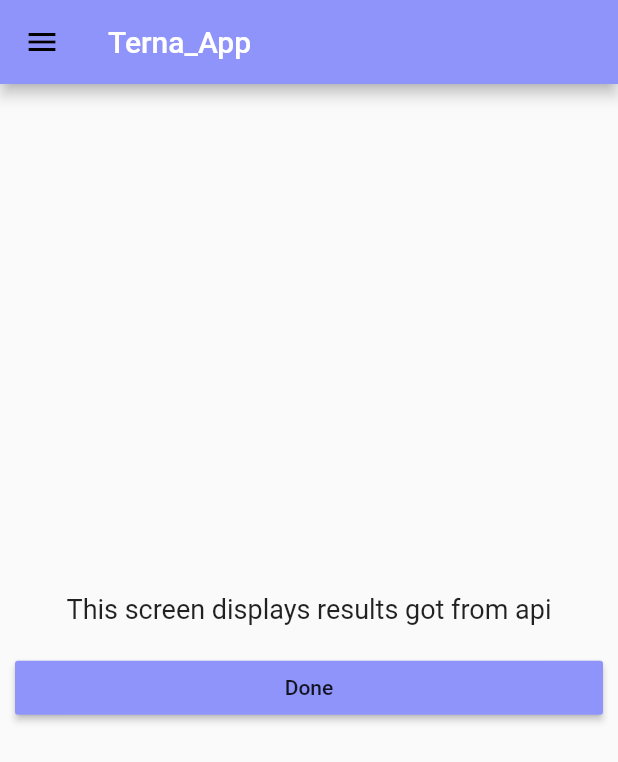
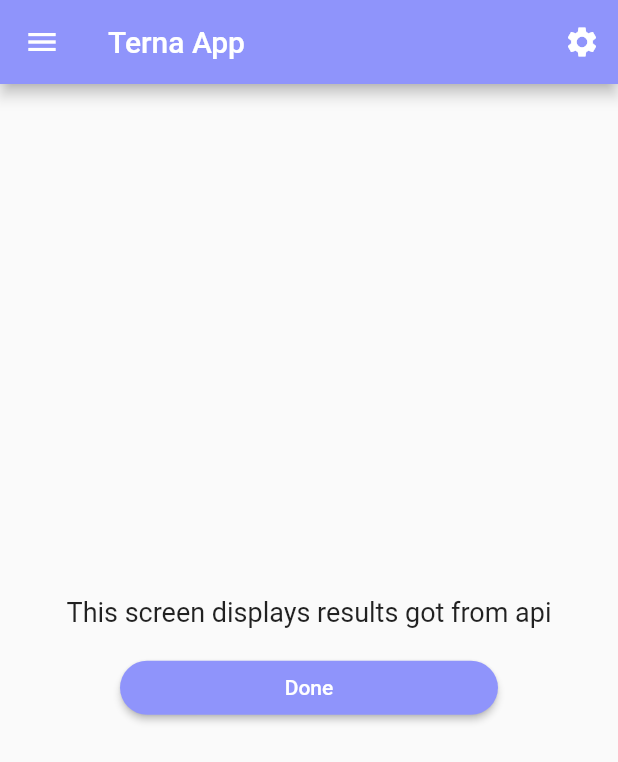
Before and after one commit to pal-16/Form-Data-Extractor-App, a Flutter app: the Result screen opened by its route, on a phone screen of 412 x 824 dp. Shown: the top 762 px of the screen. Run offline on Flutter 3.47's test engine with Material 2 defaults, Android fonts, the light colour scheme and no system bars; our stand-ins replace dio, flutter_screenutil, image_picker, simple_animations.

Commit message:
updated result and upload

```diff
--- a/lib/screens/result.dart
+++ b/lib/screens/result.dart
@@ -13,30 +13,39 @@ class Result extends StatefulWidget {
 }
 
 class _ResultState extends State<Result> {
-
   @override
   initState() {
     super.initState();
   }
 
-  final appBar = AppBar(
+  Widget appBar(scaffoldkey) {
+    return AppBar(
       title: Text(
-      "Terna_App",
+        "Terna App",
         style: TextStyle(color: Colors.white),
       ),
+      leading: IconButton(
+        icon: Icon(Icons.menu),
+        onPressed: () {
+          scaffoldkey.currentState.openDrawer();
+        },
+        color: Colors.white,
+      ),
+      actions: <Widget>[
+        IconButton(
+            icon: Icon(Icons.settings), color: Colors.white, onPressed: () {})
+      ],
       backgroundColor: Color.fromRGBO(143, 148, 251, 1),
     );
-
-
-
+  }
 
   @override
   Widget build(BuildContext context) {
-
-
+    final GlobalKey _scaffoldKey = new GlobalKey();
     return Scaffold(
-        drawer: AppDrawer(appBar),
-        appBar: appBar,
+        key: _scaffoldKey,
+        drawer: MyAppDrawer(),
+        appBar: appBar(_scaffoldKey),
         body: new Center(
           child: new Column(
             mainAxisAlignment: MainAxisAlignment.center,
@@ -44,25 +53,30 @@ class _ResultState extends State<Result> {
             children: <Widget>[
               Padding(
                 padding: EdgeInsets.symmetric(horizontal: 16.0, vertical: 8.0),
-                child: Text('This screen displays results got from api',
+                child: Text(
+                  'This screen displays results got from api',
                   textAlign: TextAlign.center,
                   style: TextStyle(fontSize: 18),
                 ),
               ),
-              Container(
-                margin: EdgeInsets.all(10),
+              Padding(
+                padding:
+                    const EdgeInsets.symmetric(vertical: 8.0, horizontal: 80.0),
                 child: RaisedButton(
+                  shape: StadiumBorder(),
                   color: Color.fromRGBO(143, 148, 251, 1),
-                  onPressed: (){
-          Navigator.pushReplacement(context, MaterialPageRoute(builder: (context) => Upload()));
+                  onPressed: () {
+                    Navigator.pushReplacement(context,
+                        MaterialPageRoute(builder: (context) => Upload()));
                   },
-        child: Text('Done'),
+                  child: Text(
+                    'Done',
+                    style: TextStyle(color: Colors.white),
+                  ),
                 ),
               )
             ],
           ),
-        )
-        );
+        ));
   }
-
 }
--- a/lib/screens/upload.dart
+++ b/lib/screens/upload.dart
@@ -15,7 +15,7 @@ class Upload extends StatefulWidget {
 
 class __UploadState extends State<Upload> {
   File _storedImage;
-  final String flaskEndPoint = 'http://192.168.0.103:5000/';
+  final String flaskEndPoint = 'http://192.168.43.208:5000/';
   Future<void> _takePicture() async {
     final imageFile = await ImagePicker.pickImage(
       source: ImageSource.camera,
@@ -39,11 +39,10 @@ class __UploadState extends State<Upload> {
     Response response;
     Dio dio = new Dio();
     FormData formData = FormData.fromMap({
-      "name": "wendux",
-      "age": 25,
       "file": await MultipartFile.fromFile(_storedImage.path, filename: "upload.jpg")
     });
     response = await dio.post(flaskEndPoint, data: formData);
+    print(response.data);
   }
 
   Widget appBar(scaffoldkey) {
```
Lines whose indentation alone changed are shown as unchanged.
